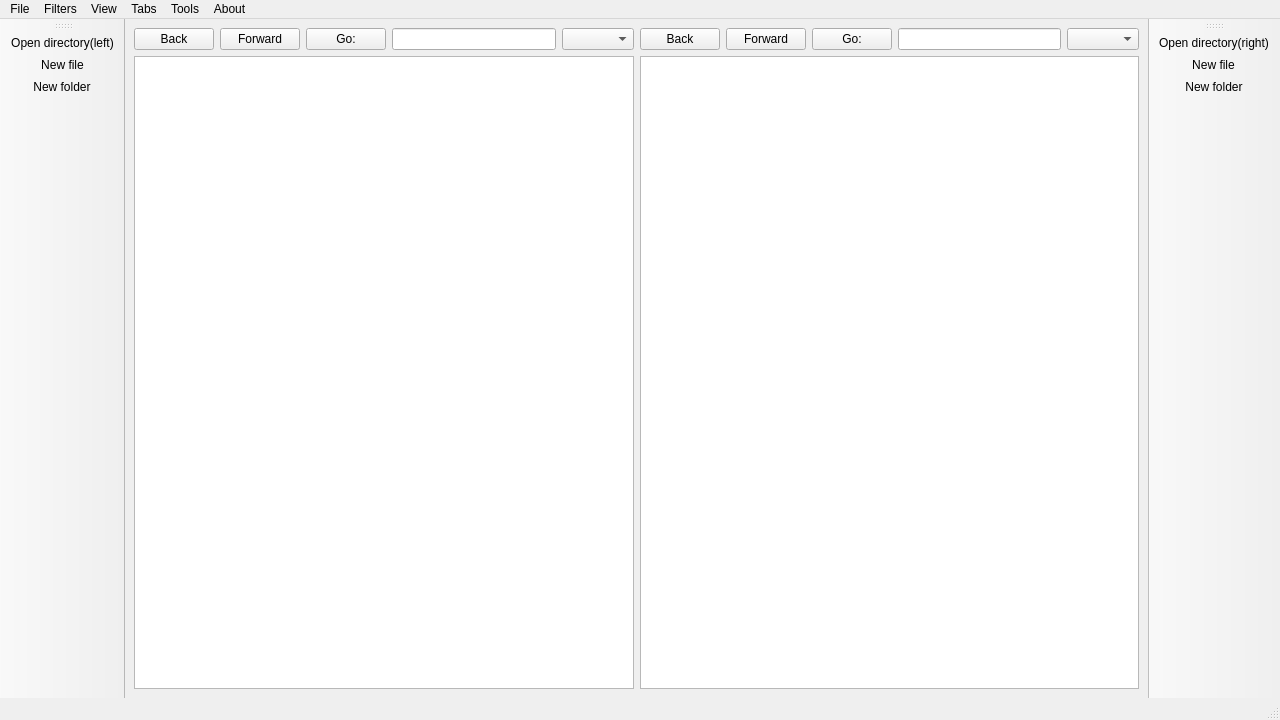
First picture: the form in undercommander.ui, repository OscarVegener/UnderCommander, before the edit.
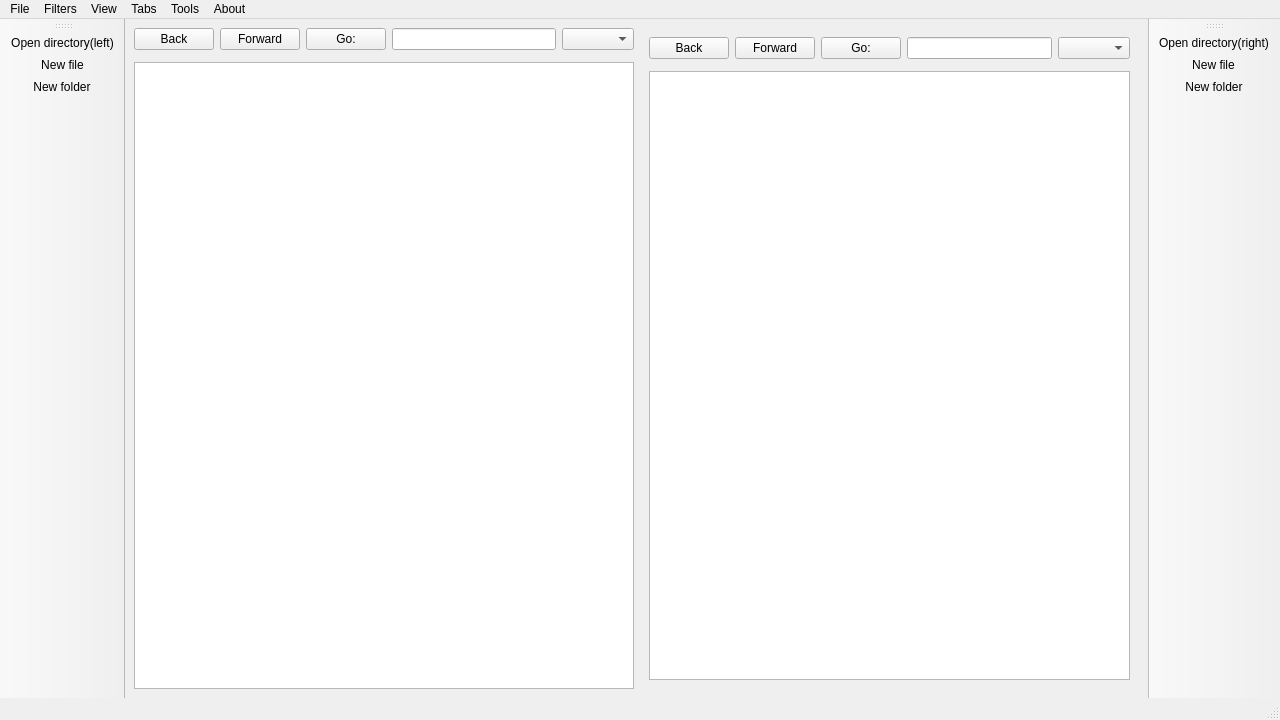
Second picture: the form after the edit. Icons and pictures are not drawn. Custom widgets are drawn as their Qt base class.

Diff of the .ui file:
```diff
--- a/undercommander.ui
+++ b/undercommander.ui
@@ -24,133 +24,10 @@
     <enum>Qt::LeftToRight</enum>
    </property>
    <layout class="QGridLayout" name="gridLayout">
-    <item row="0" column="1">
-     <layout class="QVBoxLayout" name="verticalLayout_2">
-      <property name="spacing">
-       <number>0</number>
-      </property>
-      <item>
-       <layout class="QHBoxLayout" name="horizontalLayout_2">
-        <property name="spacing">
-         <number>6</number>
-        </property>
-        <property name="bottomMargin">
-         <number>6</number>
-        </property>
-        <item>
-         <widget class="QPushButton" name="backRight">
-          <property name="sizePolicy">
-           <sizepolicy hsizetype="Fixed" vsizetype="Fixed">
-            <horstretch>0</horstretch>
-            <verstretch>0</verstretch>
-           </sizepolicy>
-          </property>
-          <property name="focusPolicy">
-           <enum>Qt::StrongFocus</enum>
-          </property>
-          <property name="text">
-           <string>Back</string>
-          </property>
-         </widget>
-        </item>
-        <item>
-         <widget class="QPushButton" name="forwardRight">
-          <property name="sizePolicy">
-           <sizepolicy hsizetype="Fixed" vsizetype="Fixed">
-            <horstretch>0</horstretch>
-            <verstretch>0</verstretch>
-           </sizepolicy>
-          </property>
-          <property name="focusPolicy">
-           <enum>Qt::StrongFocus</enum>
-          </property>
-          <property name="text">
-           <string>Forward</string>
-          </property>
-         </widget>
-        </item>
-        <item>
-         <widget class="QPushButton" name="pushButtonRight">
-          <property name="sizePolicy">
-           <sizepolicy hsizetype="Preferred" vsizetype="Fixed">
-            <horstretch>0</horstretch>
-            <verstretch>0</verstretch>
-           </sizepolicy>
-          </property>
-          <property name="focusPolicy">
-           <enum>Qt::StrongFocus</enum>
-          </property>
-          <property name="text">
-           <string>Go:</string>
-          </property>
-         </widget>
-        </item>
-        <item>
-         <widget class="QLineEdit" name="textEditRight">
-          <property name="sizePolicy">
-           <sizepolicy hsizetype="MinimumExpanding" vsizetype="Fixed">
-            <horstretch>0</horstretch>
-            <verstretch>0</verstretch>
-           </sizepolicy>
-          </property>
-          <property name="focusPolicy">
-           <enum>Qt::StrongFocus</enum>
-          </property>
-         </widget>
-        </item>
-        <item>
-         <widget class="QComboBox" name="comboBoxRight">
-          <property name="sizePolicy">
-           <sizepolicy hsizetype="Fixed" vsizetype="Fixed">
-            <horstretch>0</horstretch>
-            <verstretch>0</verstretch>
-           </sizepolicy>
-          </property>
-          <property name="focusPolicy">
-           <enum>Qt::WheelFocus</enum>
-          </property>
-         </widget>
-        </item>
-       </layout>
-      </item>
-      <item>
-       <widget class="FSView" name="rightView">
-        <property name="focusPolicy">
-         <enum>Qt::ClickFocus</enum>
-        </property>
-        <property name="autoScroll">
-         <bool>false</bool>
-        </property>
-        <property name="editTriggers">
-         <set>QAbstractItemView::EditKeyPressed|QAbstractItemView::SelectedClicked</set>
-        </property>
-        <property name="dragEnabled">
-         <bool>true</bool>
-        </property>
-        <property name="dragDropOverwriteMode">
-         <bool>true</bool>
-        </property>
-        <property name="dragDropMode">
-         <enum>QAbstractItemView::DragDrop</enum>
-        </property>
-        <property name="defaultDropAction">
-         <enum>Qt::CopyAction</enum>
-        </property>
-        <property name="selectionMode">
-         <enum>QAbstractItemView::ExtendedSelection</enum>
-        </property>
-        <property name="verticalScrollMode">
-         <enum>QAbstractItemView::ScrollPerItem</enum>
-        </property>
-       </widget>
-      </item>
-     </layout>
-    </item>
     <item row="0" column="0">
+     <layout class="QHBoxLayout" name="horizontalLayout_3">
+      <item>
      <layout class="QVBoxLayout" name="verticalLayout">
-      <property name="spacing">
-       <number>0</number>
-      </property>
       <item>
        <layout class="QHBoxLayout" name="horizontalLayout">
         <property name="spacing">
@@ -291,6 +168,129 @@
         <property name="verticalScrollMode">
          <enum>QAbstractItemView::ScrollPerItem</enum>
         </property>
+         </widget>
+        </item>
+       </layout>
+      </item>
+      <item>
+       <widget class="QWidget" name="rightWidget" native="true">
+        <layout class="QVBoxLayout" name="verticalLayout_2">
+         <item>
+          <layout class="QHBoxLayout" name="horizontalLayout_2">
+           <property name="spacing">
+            <number>6</number>
+           </property>
+           <property name="bottomMargin">
+            <number>6</number>
+           </property>
+           <item>
+            <widget class="QPushButton" name="backRight">
+             <property name="sizePolicy">
+              <sizepolicy hsizetype="Fixed" vsizetype="Fixed">
+               <horstretch>0</horstretch>
+               <verstretch>0</verstretch>
+              </sizepolicy>
+             </property>
+             <property name="focusPolicy">
+              <enum>Qt::StrongFocus</enum>
+             </property>
+             <property name="text">
+              <string>Back</string>
+             </property>
+            </widget>
+           </item>
+           <item>
+            <widget class="QPushButton" name="forwardRight">
+             <property name="sizePolicy">
+              <sizepolicy hsizetype="Fixed" vsizetype="Fixed">
+               <horstretch>0</horstretch>
+               <verstretch>0</verstretch>
+              </sizepolicy>
+             </property>
+             <property name="focusPolicy">
+              <enum>Qt::StrongFocus</enum>
+             </property>
+             <property name="text">
+              <string>Forward</string>
+             </property>
+            </widget>
+           </item>
+           <item>
+            <widget class="QPushButton" name="pushButtonRight">
+             <property name="sizePolicy">
+              <sizepolicy hsizetype="Preferred" vsizetype="Fixed">
+               <horstretch>0</horstretch>
+               <verstretch>0</verstretch>
+              </sizepolicy>
+             </property>
+             <property name="focusPolicy">
+              <enum>Qt::StrongFocus</enum>
+             </property>
+             <property name="text">
+              <string>Go:</string>
+             </property>
+            </widget>
+           </item>
+           <item>
+            <widget class="QLineEdit" name="textEditRight">
+             <property name="sizePolicy">
+              <sizepolicy hsizetype="MinimumExpanding" vsizetype="Fixed">
+               <horstretch>0</horstretch>
+               <verstretch>0</verstretch>
+              </sizepolicy>
+             </property>
+             <property name="focusPolicy">
+              <enum>Qt::StrongFocus</enum>
+             </property>
+            </widget>
+           </item>
+           <item>
+            <widget class="QComboBox" name="comboBoxRight">
+             <property name="sizePolicy">
+              <sizepolicy hsizetype="Fixed" vsizetype="Fixed">
+               <horstretch>0</horstretch>
+               <verstretch>0</verstretch>
+              </sizepolicy>
+             </property>
+             <property name="focusPolicy">
+              <enum>Qt::WheelFocus</enum>
+             </property>
+            </widget>
+           </item>
+          </layout>
+         </item>
+         <item>
+          <widget class="FSView" name="rightView">
+           <property name="focusPolicy">
+            <enum>Qt::ClickFocus</enum>
+           </property>
+           <property name="autoScroll">
+            <bool>false</bool>
+           </property>
+           <property name="editTriggers">
+            <set>QAbstractItemView::EditKeyPressed|QAbstractItemView::SelectedClicked</set>
+           </property>
+           <property name="dragEnabled">
+            <bool>true</bool>
+           </property>
+           <property name="dragDropOverwriteMode">
+            <bool>true</bool>
+           </property>
+           <property name="dragDropMode">
+            <enum>QAbstractItemView::DragDrop</enum>
+           </property>
+           <property name="defaultDropAction">
+            <enum>Qt::CopyAction</enum>
+           </property>
+           <property name="selectionMode">
+            <enum>QAbstractItemView::ExtendedSelection</enum>
+           </property>
+           <property name="verticalScrollMode">
+            <enum>QAbstractItemView::ScrollPerItem</enum>
+           </property>
+          </widget>
+         </item>
+        </layout>
        </widget>
       </item>
      </layout>
```
Lines whose indentation alone changed are shown as unchanged.
